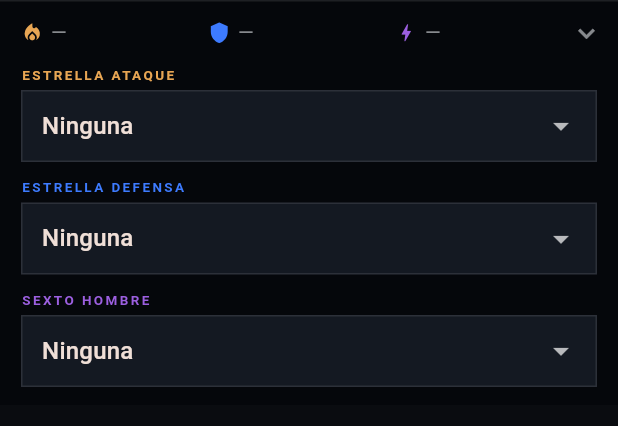
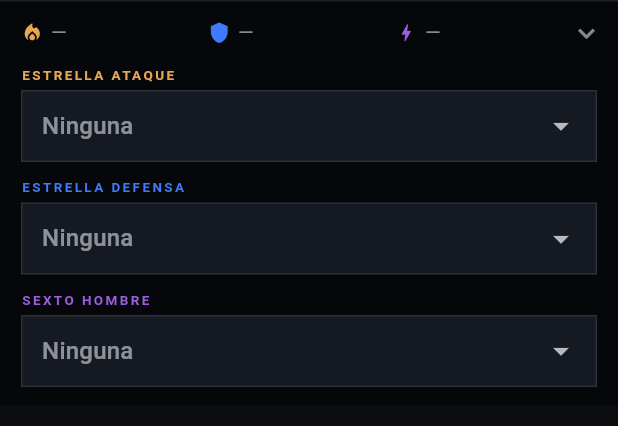
Before and after one commit to jokar77/manager-nba, a Flutter app: the _SelectorEstrellas widget shown alone on an empty page, opened directly with empty values, after a tap on an icon or button, on a phone screen of 412 x 824 dp. Shown: the top 426 px of the screen. Run offline on Flutter 3.47's test engine with Material 3 defaults, Android fonts, the phone set to English and light mode, and no system bars; our stand-ins replace drift, web; accounts and stored records are empty; generated files the repository leaves out were written again.

Commit message:
Icono de casa en volver a inicio, y rediseno del selector de estrellas
- home_hub_screen.dart: el boton de volver a inicio pasa de flecha a
  Icons.home (pedido explicito del usuario tras verlo la primera vez).

- roster_config_screen.dart: el desplegable de estrella de
  ataque/defensa/sexto hombre listaba jugadores como texto plano, el
  unico sitio del juego sin la placa de media ni la tipografia del
  rediseno. Cada opcion es ahora una fila con PlacaMedia (la media que
  toca segun el rol) + nombre + subetiqueta. Dos desbordes de RenderFlex
  propios, arreglados por el camino: el campo cerrado necesitaba
  selectedItemBuilder (reutilizaba el mismo widget comprimido a una
  linea), y un icono de flecha recoloreado por campo chocaba con el que
  ya usa la banda para plegarse/desplegarse (quitado).

- simular_temporada_entera_test.dart: investigado un aviso de desborde
  en el boton "Temporada"; no se reprodujo a 390 ni 320px, pero el test
  nunca comprobaba tester.takeException() -- anadida esa comprobacion
  y un caso a 320px para que un desborde real no vuelva a pasar
  desapercibido.

Co-Authored-By: Claude Sonnet 5 <noreply@anthropic.com>

```diff
--- a/app/manager_nba/lib/features/roster/roster_config_screen.dart
+++ b/app/manager_nba/lib/features/roster/roster_config_screen.dart
@@ -1064,29 +1064,94 @@ class _SelectorEstrellasState extends State<_SelectorEstrellas>
         ),
       );
 
-    // `maxLines: 1` explícito: con la media añadida (Lista 15 punto 6) el
-    // texto es más largo, y sin fijarlo a una línea el `Text` intentaba
-    // partirlo en dos dentro de la fila de altura fija del desplegable —
-    // se recortaba mal y descuadraba el punto donde caía el toque en el
-    // test que elige un jugador por su etiqueta.
-    DropdownMenuItem<int?> item(int? id, String etiqueta) => DropdownMenuItem(
-      value: id,
-      child: Text(etiqueta, maxLines: 1, overflow: TextOverflow.ellipsis),
+    // Antes cada opción era un `Text` plano ("Fulano · Ataque 80"): funcional
+    // pero fuera de estilo — ni la placa de media ni la letra condensada que
+    // usa el resto del rediseño, justo al lado del hueco de plantilla de
+    // arriba, que sí las lleva (ver `_FilaHueco`). Ahora cada opción es una
+    // fila con la MISMA placa de media (`PlacaMedia`, la de siempre — no se
+    // recolorea por rol: el rol ya lo dice el rótulo de la placa de al lado)
+    // y el nombre en la tipografía de titular.
+    //
+    // `key: ValueKey('opcion-rol-$id')` en vez de depender de que el hijo
+    // sea un `Text`: así el test que elige un jugador puede tocar la opción
+    // por su clave sin que le importe cómo esté hecha por dentro.
+    DropdownMenuItem<int?> itemNinguno() => DropdownMenuItem(
+      value: null,
+      child: Text(
+        t(context).ningunaOpcion,
+        maxLines: 1,
+        overflow: TextOverflow.ellipsis,
+        style: TextStyle(color: e.textoTenue),
+      ),
     );
+
+    DropdownMenuItem<int?> itemJugador(
+      int id, {
+      required int badge,
+      required String subEtiqueta,
+    }) {
+      final j = widget.jugadoresPorId[id]!;
+      return DropdownMenuItem(
+        key: ValueKey('opcion-rol-$id'),
+        value: id,
+        child: Row(
+          children: [
+            PlacaMedia(media: badge, tamano: 30),
+            const SizedBox(width: 10),
+            Expanded(
+              child: Column(
+                mainAxisSize: MainAxisSize.min,
+                crossAxisAlignment: CrossAxisAlignment.start,
+                children: [
+                  Text(
+                    mayus(j.nombreFicticio),
+                    maxLines: 1,
+                    overflow: TextOverflow.ellipsis,
+                    style: titular(e, tamano: 14),
+                  ),
+                  Text(
+                    subEtiqueta,
+                    maxLines: 1,
+                    overflow: TextOverflow.ellipsis,
+                    style: rotulo(e, tamano: 9),
+                  ),
+                ],
+              ),
+            ),
+          ],
+        ),
+      );
+    }
 
     // Lista 15 punto 6: antes cada opción solo enseñaba el nombre, y elegir
     // estrella de ataque o de defensa era mirar apellidos y adivinar. La
     // media que importa depende del rol — ataque para la de ataque,
     // defensa para la de defensa, y las dos para el sexto hombre, que no
     // se especializa en ninguna — así que cada selector trae su propia
-    // etiqueta, no una genérica para los tres.
-    String etiquetaConAtaque(Jugador j) =>
-        '${j.nombreFicticio} · ${t(context).ataque} ${j.atrAtaque}';
-    String etiquetaConDefensa(Jugador j) =>
-        '${j.nombreFicticio} · ${t(context).defensa} ${j.atrDefensa}';
-    String etiquetaConAtaqueYDefensa(Jugador j) =>
-        '${j.nombreFicticio} · ${t(context).ataque} ${j.atrAtaque} / '
-        '${t(context).defensa} ${j.atrDefensa}';
+    // placa (el número que se ve grande) y su propia subetiqueta.
+    DropdownMenuItem<int?> itemConAtaque(int id) => itemJugador(
+      id,
+      badge: widget.jugadoresPorId[id]!.atrAtaque,
+      subEtiqueta: mayus(t(context).ataque),
+    );
+    DropdownMenuItem<int?> itemConDefensa(int id) => itemJugador(
+      id,
+      badge: widget.jugadoresPorId[id]!.atrDefensa,
+      subEtiqueta: mayus(t(context).defensa),
+    );
+    DropdownMenuItem<int?> itemConAtaqueYDefensa(int id) {
+      final j = widget.jugadoresPorId[id]!;
+      return itemJugador(
+        id,
+        // El sexto hombre no se especializa en ninguna: su placa lleva la
+        // media general, como en cualquier otro sitio del juego, y las dos
+        // que sí importan aquí van en la subetiqueta.
+        badge: j.media,
+        subEtiqueta:
+            '${mayus(t(context).ataque)} ${j.atrAtaque} · '
+            '${mayus(t(context).defensa)} ${j.atrDefensa}',
+      );
+    }
 
     Widget selector({
       required Key clave,
@@ -1095,7 +1160,7 @@ class _SelectorEstrellasState extends State<_SelectorEstrellas>
       required int? valor,
       required List<int> opciones,
       required void Function(int?) onChanged,
-      required String Function(Jugador) etiquetaDeOpcion,
+      required DropdownMenuItem<int?> Function(int) itemDeOpcion,
     }) {
       return Column(
         crossAxisAlignment: CrossAxisAlignment.start,
@@ -1114,6 +1179,16 @@ class _SelectorEstrellasState extends State<_SelectorEstrellas>
           const SizedBox(height: 4),
           DropdownButtonFormField<int?>(
             isExpanded: true,
+            itemHeight: 52,
+            menuMaxHeight: 340,
+            dropdownColor: e.panel,
+            borderRadius: BorderRadius.zero,
+            // Sin `icon:` propio a propósito: la banda de roles (más abajo
+            // en este mismo fichero) usa `Icons.expand_more`/`expand_less`
+            // como icono ÚNICO para plegarse/desplegarse, y los tests la
+            // encuentran así. Recolorear la flecha de cada campo repetiría
+            // ese mismo icono tres veces más en pantalla y lo dejaría de
+            // ser identificable sin ambigüedad.
             decoration: InputDecoration(
               isDense: true,
               contentPadding: const EdgeInsets.symmetric(
@@ -1138,11 +1213,27 @@ class _SelectorEstrellasState extends State<_SelectorEstrellas>
             key: clave,
             initialValue: opciones.contains(valor) ? valor : null,
             items: [
-              item(null, t(context).ningunaOpcion),
+              itemNinguno(),
+              ...opciones.map(itemDeOpcion),
+            ],
+            // Sin esto, el campo CERRADO reutiliza el mismo hijo que la
+            // lista desplegada — pero comprimido a la altura de una sola
+            // línea (~24px), no a `itemHeight`. La fila de dos líneas
+            // (placa + nombre + subetiqueta) cabe de sobra en la lista
+            // abierta y se sale por 5px en el campo cerrado: el mismo
+            // `RenderFlex` desde dos sitios con dos alturas distintas.
+            // Aquí, cerrado, basta con el nombre.
+            selectedItemBuilder: (context) => [
+              Text(t(context).ningunaOpcion,
+                  maxLines: 1,
+                  overflow: TextOverflow.ellipsis,
+                  style: TextStyle(color: e.textoTenue)),
               ...opciones.map(
-                (id) => item(
-                  id,
-                  etiquetaDeOpcion(widget.jugadoresPorId[id]!),
+                (id) => Text(
+                  mayus(widget.jugadoresPorId[id]!.nombreFicticio),
+                  maxLines: 1,
+                  overflow: TextOverflow.ellipsis,
+                  style: titular(e, tamano: 14),
                 ),
               ),
             ],
@@ -1160,7 +1251,7 @@ class _SelectorEstrellasState extends State<_SelectorEstrellas>
         valor: widget.estrellaAtaqueId,
         opciones: candidatos,
         onChanged: widget.onCambiarEstrellaAtaque,
-        etiquetaDeOpcion: etiquetaConAtaque,
+        itemDeOpcion: itemConAtaque,
       ),
       selector(
         clave: claveRolDefensa,
@@ -1169,7 +1260,7 @@ class _SelectorEstrellasState extends State<_SelectorEstrellas>
         valor: widget.estrellaDefensaId,
         opciones: candidatos,
         onChanged: widget.onCambiarEstrellaDefensa,
-        etiquetaDeOpcion: etiquetaConDefensa,
+        itemDeOpcion: itemConDefensa,
       ),
       selector(
         clave: claveRolSextoHombre,
@@ -1178,7 +1269,7 @@ class _SelectorEstrellasState extends State<_SelectorEstrellas>
         valor: widget.sextoHombreId,
         opciones: candidatosSuplentes,
         onChanged: widget.onCambiarSextoHombre,
-        etiquetaDeOpcion: etiquetaConAtaqueYDefensa,
+        itemDeOpcion: itemConAtaqueYDefensa,
       ),
     ];
 
```
Also changed, not shown: app/manager_nba/lib/features/hub/home_hub_screen.dart (+6 -2 lines), 4 other files.
